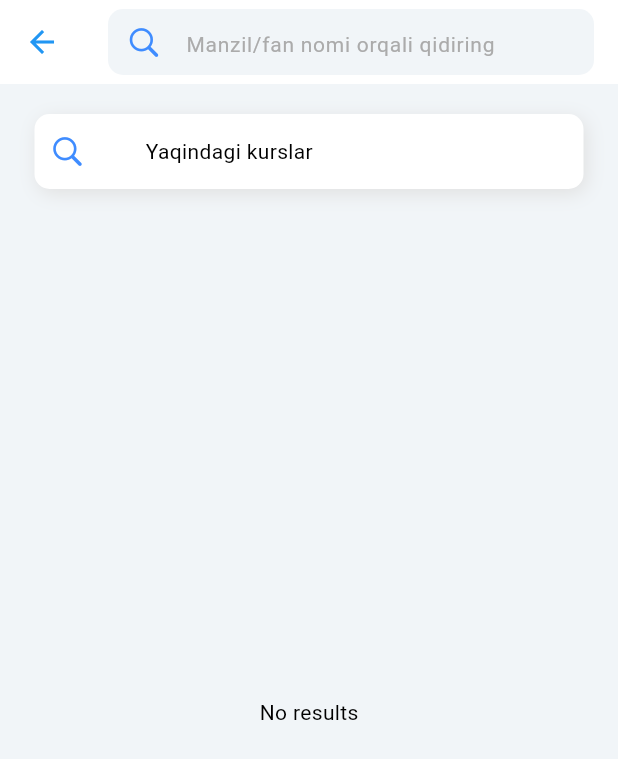
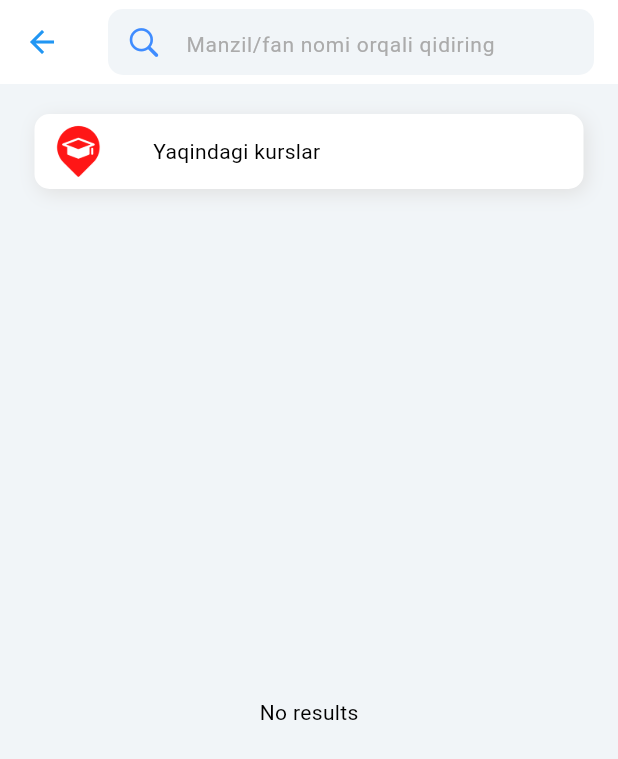
Before and after one commit to jushkinbekrashidovich/kurslar, a Flutter app: the HomeView screen opened by its route, on a phone screen of 412 x 824 dp. Shown: the top 759 px of the screen. Run offline on Flutter 3.47's test engine with Material 2 defaults, Android fonts, the phone set to English and light mode, and no system bars; our stand-ins replace cached_network_image, cloud_firestore, dotted_line, firebase_core, flutter_svg, geolocator and 6 more; missing offline and left inert: map_launcher; accounts and stored records are empty; network calls fail; Roboto replaces fonts that are missing (SFPro); project files that could hold a hidden picture were left out.

Commit message:
some minor changes

```diff
--- a/lib/app/modules/courses_details/views/courses_details_view.dart
+++ b/lib/app/modules/courses_details/views/courses_details_view.dart
@@ -233,7 +233,7 @@ class CoursesDetailsView extends GetView<CoursesDetailsController> {
                       letterSpacing: 0.1,
                       fontWeight: FontWeight.w500,
                     ),
-                    maxLines: controller.expand.value ? 10 : 3,
+                    maxLines: controller.expand.value ? 100 : 3,
                     overflow: controller.expand.value
                         ? TextOverflow.visible
                         : TextOverflow.fade,
--- a/lib/app/modules/home/views/home_view.dart
+++ b/lib/app/modules/home/views/home_view.dart
@@ -1,6 +1,7 @@
 import 'package:cached_network_image/cached_network_image.dart';
 import 'package:flutter/cupertino.dart';
 import 'package:flutter/material.dart';
+import 'package:flutter_svg/svg.dart';
 
 import 'package:get/get.dart';
 import 'package:google_fonts/google_fonts.dart';
@@ -108,8 +109,8 @@ class HomeView extends GetView<HomeController> {
                     child: Row(
                      //mainAxisAlignment: MainAxisAlignment.spaceBetween,
                       children: [
-                        Icon(CupertinoIcons.search, color: AppColors.mainColor7,),
-                        SizedBox(width: 40,),
+                        Image.asset("assets/icon_map1.png", height: 39,),
+                        SizedBox(width: 30,),
                         Text("Yaqindagi kurslar"),
                       ],
                     ),
--- a/lib/app/modules/map_screen/views/map_screen_view.dart
+++ b/lib/app/modules/map_screen/views/map_screen_view.dart
@@ -18,7 +18,7 @@ class MapScreenView extends GetView<MapScreenController> {
     return Obx(
       () => Scaffold(
         appBar: AppBar(
-          title: Text('Mapaa '),
+          title: const Text("Sizga yaqin o'quv markazlar"),
           centerTitle: true,
         ),
         body: controller.isLocationRetrieved.value
```
Also changed, not shown: assets/icon_map2.png (deleted).
